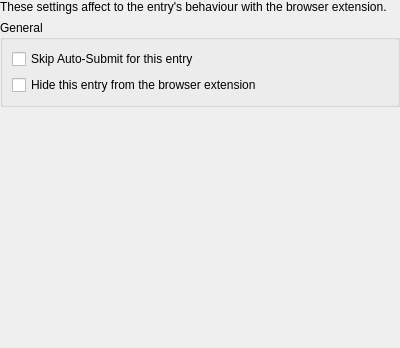
Before: the Qt Designer form src/gui/entry/EditEntryWidgetBrowser.ui in keepassxreboot/keepassxc, drawn with Qt 5.
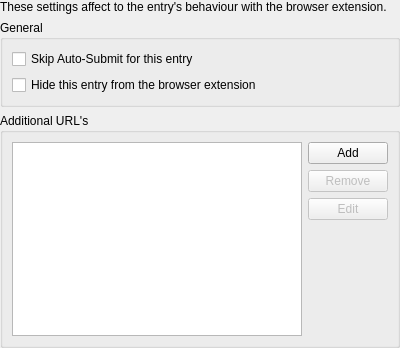
After: the same form once the commit is applied.

Commit message:
Add support for multiple URLs in an entry
* Fixes #398

The new Browser Integration entry settings page has a list view with any additional URL's. These URL's are added to the entry attributes with KP2A_URL_<counter>, which means those are directly compatible with Keepass2Android.

```diff
--- a/src/gui/entry/EditEntryWidgetBrowser.ui
+++ b/src/gui/entry/EditEntryWidgetBrowser.ui
@@ -54,7 +54,58 @@
     </widget>
    </item>
    <item>
-    <spacer name="verticalSpacer_3">
+    <widget class="QGroupBox" name="groupBox_3">
+      <property name="title">
+       <string>Additional URL's</string>
+      </property>
+      <layout class="QHBoxLayout" name="horizontalLayout_1">
+      <item>
+       <widget class="QListView" name="additionalURLsView">
+        <property name="minimumSize">
+         <size>
+          <width>0</width>
+          <height>0</height>
+         </size>
+        </property>
+        <property name="sizeAdjustPolicy">
+         <enum>QAbstractScrollArea::AdjustToContents</enum>
+        </property>
+        <property name="resizeMode">
+         <enum>QListView::Adjust</enum>
+        </property>
+       </widget>
+      </item>
+      <item>
+       <layout class="QVBoxLayout" name="additionalURLsButtonLayout">
+        <item>
+         <widget class="QPushButton" name="addURLButton">
+          <property name="text">
+           <string>Add</string>
+          </property>
+         </widget>
+        </item>
+        <item>
+         <widget class="QPushButton" name="removeURLButton">
+          <property name="enabled">
+           <bool>false</bool>
+          </property>
+          <property name="text">
+           <string>Remove</string>
+          </property>
+         </widget>
+        </item>
+        <item>
+         <widget class="QPushButton" name="editURLButton">
+          <property name="enabled">
+           <bool>false</bool>
+          </property>
+          <property name="text">
+           <string>Edit</string>
+          </property>
+         </widget>
+        </item>
+        <item>
+         <spacer name="verticalSpacer">
      <property name="orientation">
       <enum>Qt::Vertical</enum>
      </property>
@@ -70,6 +121,11 @@
     </spacer>
    </item>
   </layout>
+      </item>
+     </layout>
+    </widget>
+   </item>
+  </layout>
  </widget>
  <tabstops>
   <tabstop>skipAutoSubmitCheckbox</tabstop>
```
Left out of the diff: 4 changed lines with no effect on the pictures. Lines whose indentation alone changed are shown as unchanged. The commit also changes 18 other files.
